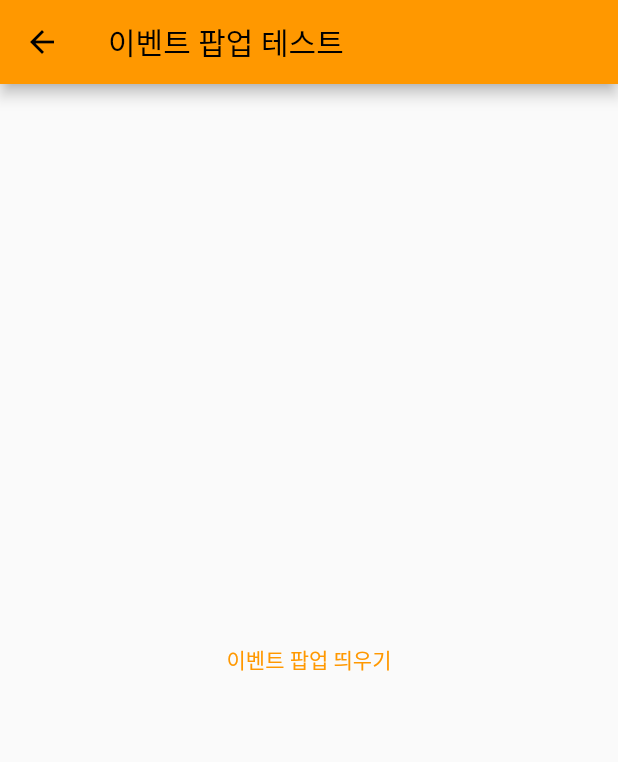
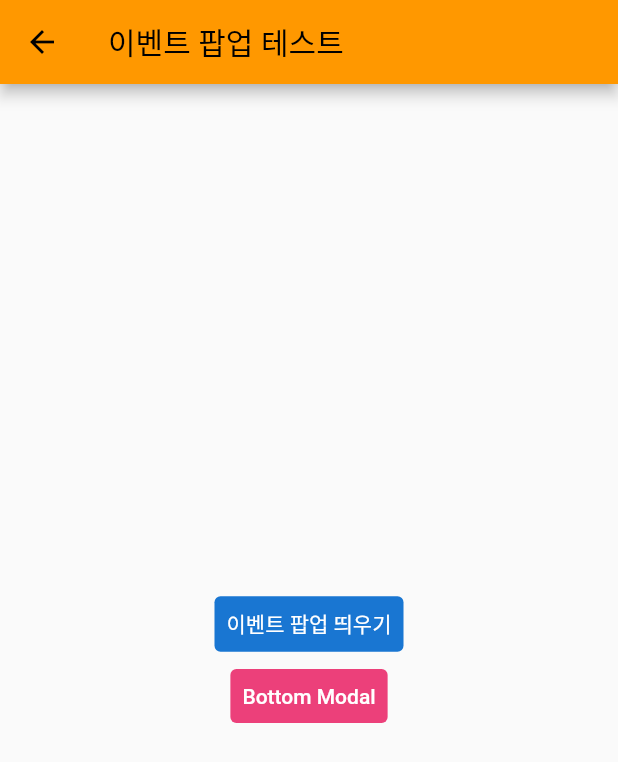
Before and after one commit to YDayeon/flutter-firebase, a Flutter app: the screen it shows after launch, after a tap on "popup", on a phone screen of 412 x 824 dp. Shown: the top 762 px of the screen. Run offline on Flutter 3.47's test engine with Material 2 defaults, Android fonts, the phone set to English and light mode, and no system bars; our stand-ins replace firebase_core, firebase_messaging, flutter_local_notifications, flutter_svg_provider, get; accounts and stored records are empty.

Commit message:
feat: add bottom modal

```diff
--- a/lib/api/firebase_api.dart
+++ b/lib/api/firebase_api.dart
@@ -4,9 +4,8 @@ import 'dart:convert';
 
 import 'package:firebase_messaging/firebase_messaging.dart';
 import 'package:flutter_local_notifications/flutter_local_notifications.dart';
-import 'package:withuslaw_template/main.dart';
+import 'package:get/get.dart';
 import 'package:withuslaw_template/notification.dart';
-import 'package:withuslaw_template/page/notification_page.dart';
 
 Future<void> handleBackgroundMessgae(RemoteMessage message) async {
   // notification 알림 띄우기
@@ -31,10 +30,7 @@ class FirebaseApi {
   void handleMessage(RemoteMessage? message) {
     if (message == null) return;
 
-    navigatorKey.currentState?.pushNamed(
-      NotificationPage.route,
-      arguments: message,
-    );
+    Get.toNamed('/notification', arguments: message);
   }
 
   Future initLocalNotifications() async {
--- a/lib/main.dart
+++ b/lib/main.dart
@@ -4,8 +4,6 @@ import 'package:withuslaw_template/api/firebase_api.dart';
 import 'package:withuslaw_template/page/notification_page.dart';
 import 'package:withuslaw_template/page/root_page.dart';
 import 'firebase_options.dart';
-
-final navigatorKey = GlobalKey<NavigatorState>();
 
 void main() async {
   WidgetsFlutterBinding.ensureInitialized();
@@ -31,7 +29,6 @@ class MyApp extends StatelessWidget {
         ),
       ),
       debugShowCheckedModeBanner: false,
-      navigatorKey: navigatorKey,
       home: const RootPage(),
       routes: {
         NotificationPage.route: (context) => const NotificationPage(),
--- a/lib/page/event_format.dart
+++ b/lib/page/event_format.dart
@@ -19,12 +19,64 @@ class EventDialog extends StatelessWidget {
 
   @override
   Widget build(BuildContext context) {
-    return TextButton(
-      onPressed: () => showDialog<String>(
-        context: context,
-        builder: (BuildContext context) => const TextEventWidget(),
+    return Column(
+      mainAxisAlignment: MainAxisAlignment.center,
+      children: [
+        TextButton(
+          style: TextButton.styleFrom(backgroundColor: Colors.blue[700]),
+          onPressed: () => showDialog<String>(
+            context: context,
+            builder: (BuildContext context) => const TextEventWidget(),
+          ),
+          child: const Text(
+            '이벤트 팝업 띄우기',
+            style: TextStyle(color: Colors.white),
+          ),
+        ),
+        TextButton(
+            style: TextButton.styleFrom(
+              backgroundColor: Colors.pink[400],
+            ),
+            onPressed: () {
+              showModalBottomSheet<void>(
+                context: context,
+                builder: (BuildContext context) {
+                  return const BottomModalWidget();
+                },
+              );
+            },
+            child: const Text(
+              'Bottom Modal',
+              style: TextStyle(color: Colors.white),
+            ))
+      ],
+    );
+  }
+}
+
+class BottomModalWidget extends StatelessWidget {
+  const BottomModalWidget({
+    super.key,
+  });
+
+  @override
+  Widget build(BuildContext context) {
+    return Container(
+      height: 400,
+      color: Colors.amber,
+      child: Center(
+        child: Column(
+          mainAxisAlignment: MainAxisAlignment.center,
+          mainAxisSize: MainAxisSize.min,
+          children: <Widget>[
+            const Text('Modal BottomSheet'),
+            ElevatedButton(
+              child: const Text('Close BottomSheet'),
+              onPressed: () => Navigator.pop(context),
+            ),
+          ],
+        ),
       ),
-      child: const Text('이벤트 팝업 띄우기'),
     );
   }
 }
--- a/pubspec.yaml
+++ b/pubspec.yaml
@@ -43,7 +43,6 @@ dependencies:
   get: ^4.6.5
   flutter_svg_provider: ^1.0.6
   flutter_svg: ^2.0.7
-  flutter_html: ^2.2.1
 
 dev_dependencies:
   flutter_test:
```
